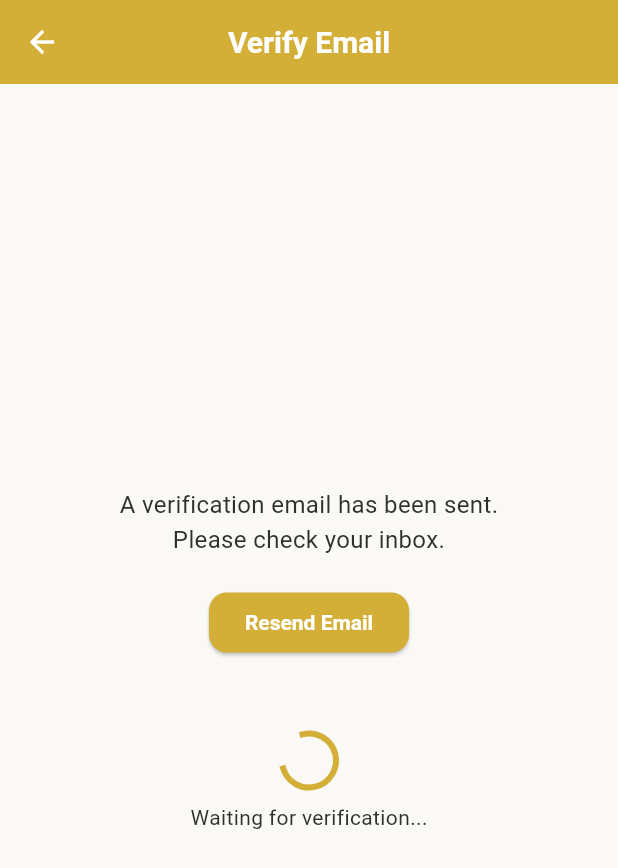
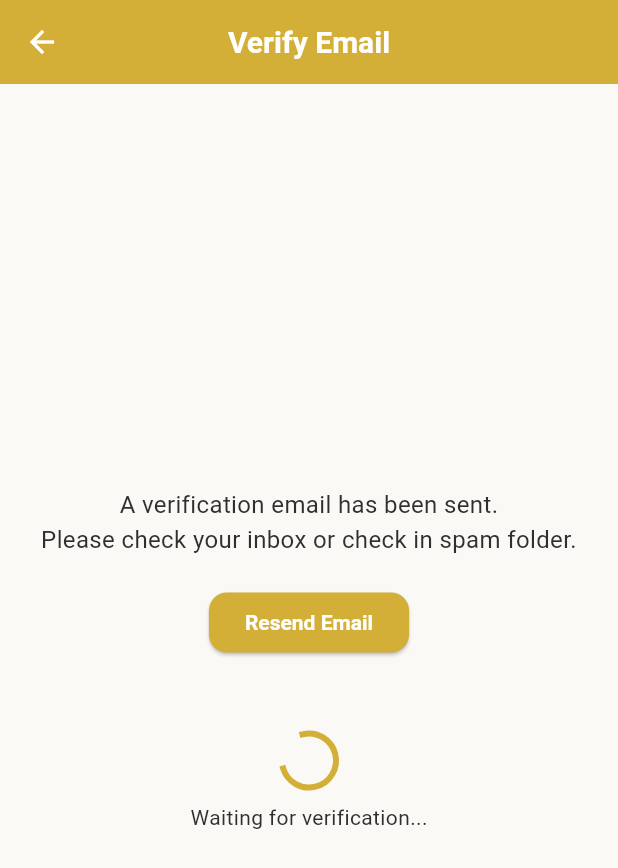
Before and after one commit to jammy0101/Makaha_journey, a Flutter app: the EmailVerifyScreen screen opened by its route, on a phone screen of 412 x 824 dp. Shown: the top 868 px of the screen. Run offline on Flutter 3.47's test engine with Material 3 defaults, Android fonts, the phone set to English and light mode, and no system bars; our stand-ins replace audioplayers, cloud_firestore, file_picker, firebase_analytics, firebase_auth, firebase_core and 12 more; accounts and stored records are empty.

Commit message:
now i have add the email verification as well.

```diff
--- a/lib/view/screens/email_verification/email_verification.dart
+++ b/lib/view/screens/email_verification/email_verification.dart
@@ -92,7 +92,7 @@ class _EmailVerifyScreenState extends State<EmailVerifyScreen> {
             children: [
 
               const Text(
-                "A verification email has been sent.\nPlease check your inbox.",
+                "A verification email has been sent.\nPlease check your inbox or check in spam folder.",
                 textAlign: TextAlign.center,
                 style: TextStyle(fontSize: 16),
               ),
```
